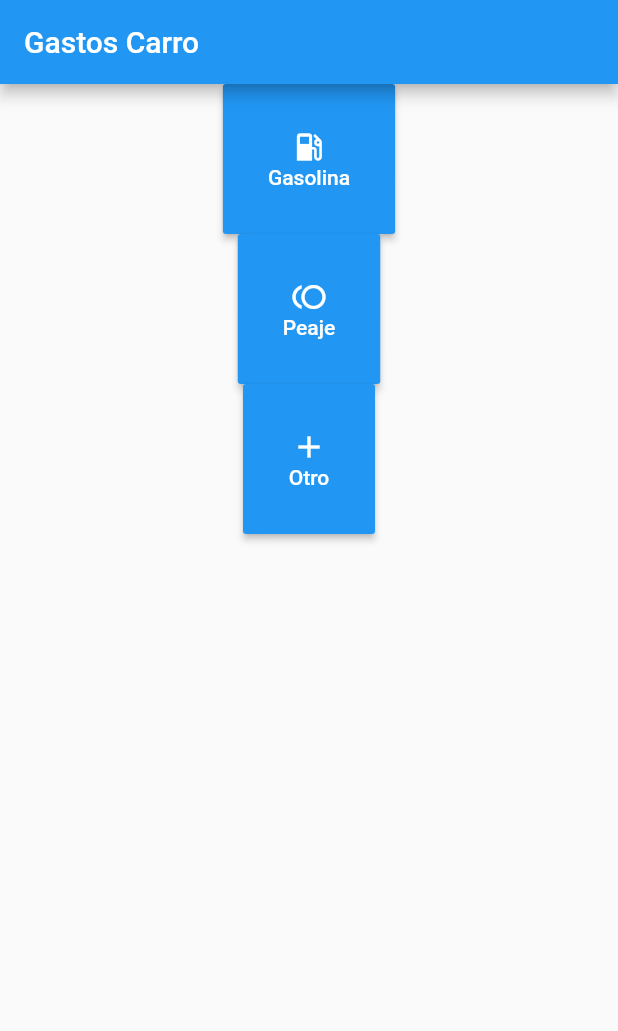
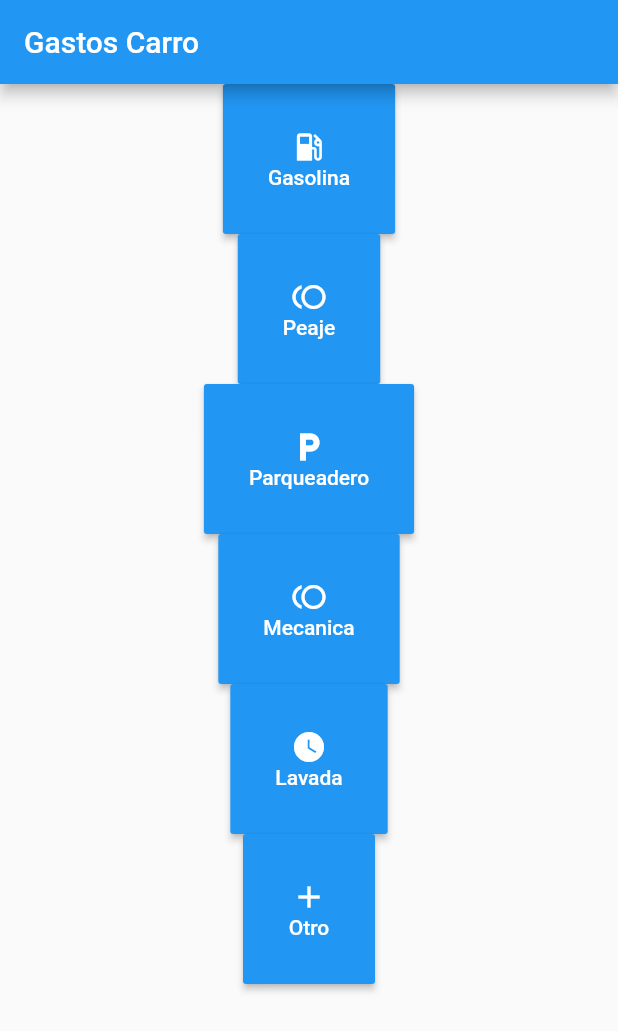
Before and after one commit to stevencode5/Ithaca, a Flutter app: the screen it shows after launch, on a phone screen of 412 x 824 dp. Shown: the top 1031 px of the screen. Run offline on Flutter 3.47's test engine with Material 2 defaults, Android fonts, the phone set to English and light mode, and no system bars.

Commit message:
Mejoramiento de codigo

```diff
--- a/lib/gastos/gastos-carro.dart
+++ b/lib/gastos/gastos-carro.dart
@@ -15,6 +15,9 @@ class GastosCarro extends StatelessWidget {
             children: <Widget>[
               _crearBotonGastoGasolina(context),
               _crearBotonGastoPeaje(context),
+              _crearBotonGastoParqueadero(context),
+              _crearBotonGastoMecanica(context),
+              _crearBotonGastoLavada(context),
               _crearBotonGastoOtro(context)
             ],
           )
@@ -41,35 +44,38 @@ class GastosCarro extends StatelessWidget {
   }
 
   RaisedButton _crearBotonGastoPeaje(BuildContext context){
+    return _crearBotonGastoCarro('Peaje', Icons.toll, context);
+  }
+
+  RaisedButton _crearBotonGastoParqueadero(BuildContext context){
+    return _crearBotonGastoCarro('Parqueadero', Icons.local_parking, context);
+  }
+
+  RaisedButton _crearBotonGastoMecanica(BuildContext context){
+    return _crearBotonGastoCarro('Mecanica', Icons.toll, context);
+  }
+
+  RaisedButton _crearBotonGastoLavada(BuildContext context){
+    return _crearBotonGastoCarro('Lavada', Icons.watch_later, context);
+  }
+
+  RaisedButton _crearBotonGastoOtro(BuildContext context){
+    return _crearBotonGastoCarro('Otro', Icons.add, context);
+  }
+
+  RaisedButton _crearBotonGastoCarro(String tipo, IconData icono, BuildContext context){
     return RaisedButton(
         padding: EdgeInsets.all(30),
         textColor: Colors.white,
         color: Colors.blue,
         child: Column(
           children: <Widget>[
-            Icon(Icons.toll),
-            Text('Peaje'),
+            Icon(icono),
+            Text(tipo),
           ],
         ),
         onPressed: (){
-          Navigator.of(context).pushNamed('/gastos-carro/peaje');
-        },
-      );
-  }
-
-  RaisedButton _crearBotonGastoOtro(BuildContext context){
-    return RaisedButton(
-        padding: EdgeInsets.all(30),
-        textColor: Colors.white,
-        color: Colors.blue,
-        child: Column(
-          children: <Widget>[
-            Icon(Icons.add),
-            Text('Otro'),
-          ],
-        ),
-        onPressed: (){
-          Navigator.push(context, MaterialPageRoute(builder: (context) => GastoRegular('tipo', 'nombre')));
+          Navigator.push(context, MaterialPageRoute(builder: (context) => GastoRegular('Carro', tipo)));
         },
       );
   }
```
Also changed, not shown: lib/gastos/gastos-carro/peaje.dart (deleted, +0 -105 lines).
